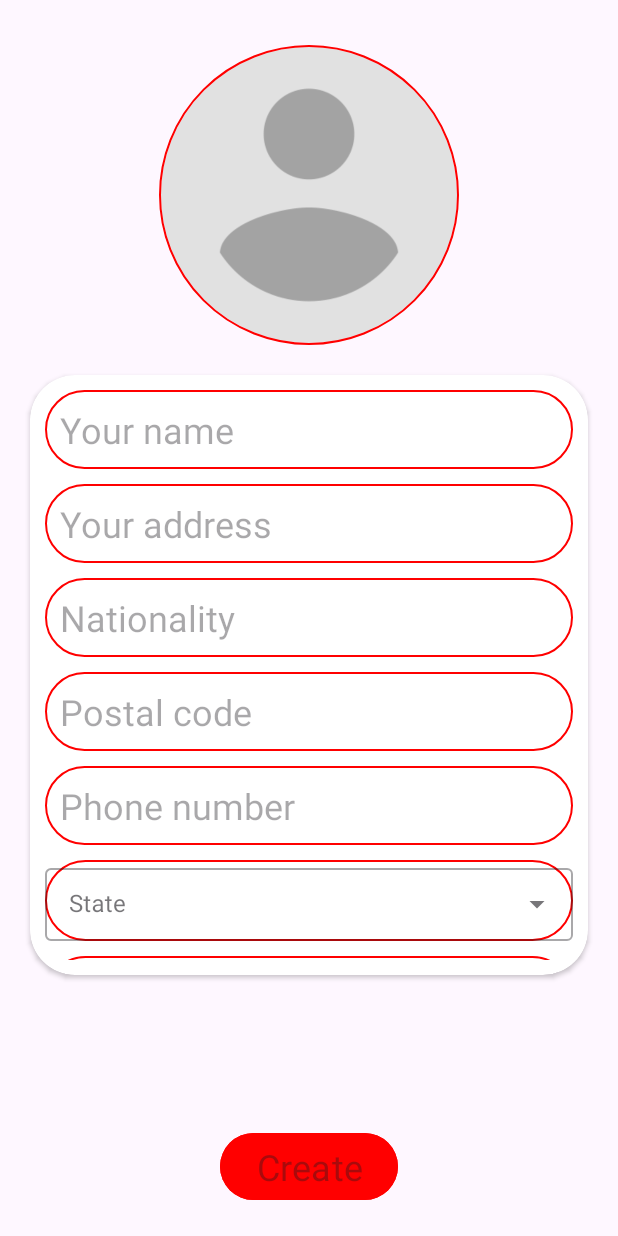
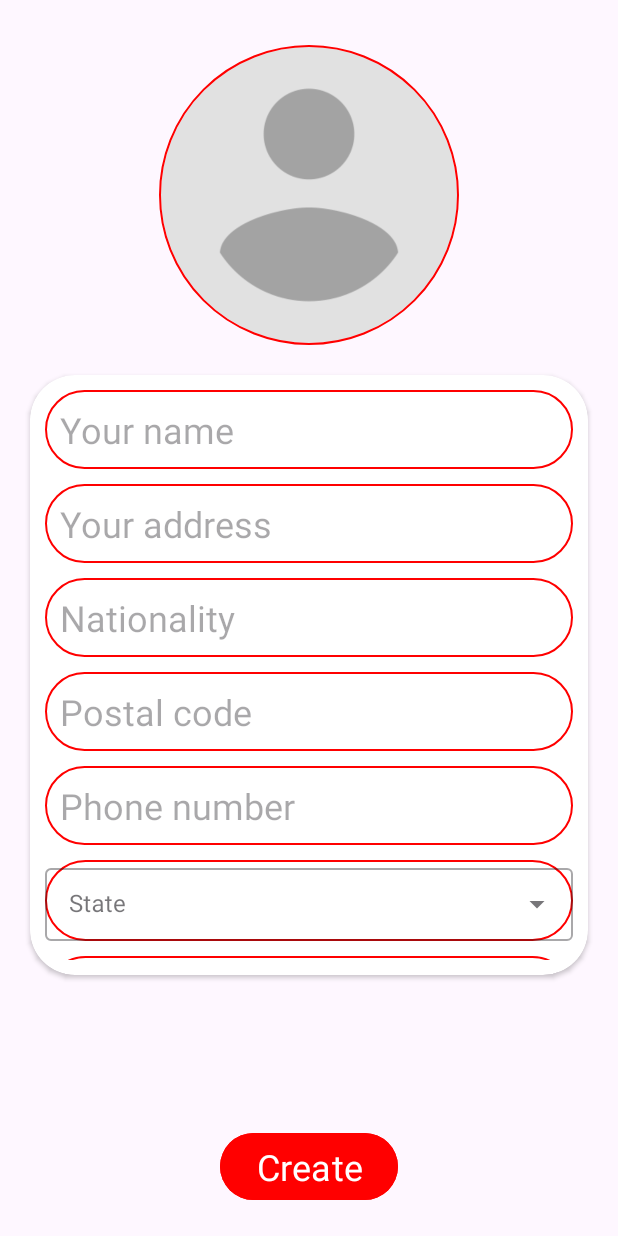
Before and after one commit to Atachiz02Softwares/Blood, an Android app: the CreateProfileActivity screen opened directly, with no data from a screen before it, on a phone screen of 412 x 824 dp. Run offline under Robolectric (Android 15) with nearby library versions, the phone set to English and light mode, and no system bars; our stand-ins replace CircleImageView, Firebase (no records; nobody signed in at launch, a user with empty details on screens opened directly).

Commit message:
...backend updates...

```diff
--- a/app/src/main/java/morpheus/softwares/blood/Activities/CreateProfileActivity.java
+++ b/app/src/main/java/morpheus/softwares/blood/Activities/CreateProfileActivity.java
@@ -81,7 +81,7 @@ public class CreateProfileActivity extends AppCompatActivity {
         progressBar = findViewById(R.id.createProfileProgressBar);
         createProfile = findViewById(R.id.createProfileCreateProfile);
 
-        checkProfileStatus(createProfile);
+//        checkProfileStatus(createProfile);
 
         mAuth = FirebaseAuth.getInstance();
         firebaseUser = mAuth.getCurrentUser();
--- a/app/src/main/java/morpheus/softwares/blood/Activities/MainActivity.java
+++ b/app/src/main/java/morpheus/softwares/blood/Activities/MainActivity.java
@@ -123,10 +123,10 @@ public class MainActivity extends AppCompatActivity {
 
             if (userName.equals("null") || userName.isEmpty()) {
                 name.setText(mail);
-                navigationName.setText(mail);
+//                navigationName.setText(mail);
             } else {
                 name.setText(userName);
-                navigationName.setText(userName);
+//                navigationName.setText(userName);
             }
             email.setText(mail);
         }
--- a/app/src/main/res/layout/users_view.xml
+++ b/app/src/main/res/layout/users_view.xml
@@ -69,6 +69,7 @@
             android:layout_below="@id/mainView"
             android:layout_marginStart="5dp"
             android:layout_marginTop="10dp"
+            android:layout_marginEnd="5dp"
             android:layout_toEndOf="@id/mainGender"
             android:textSize="16sp"
             android:textStyle="italic" />
```
